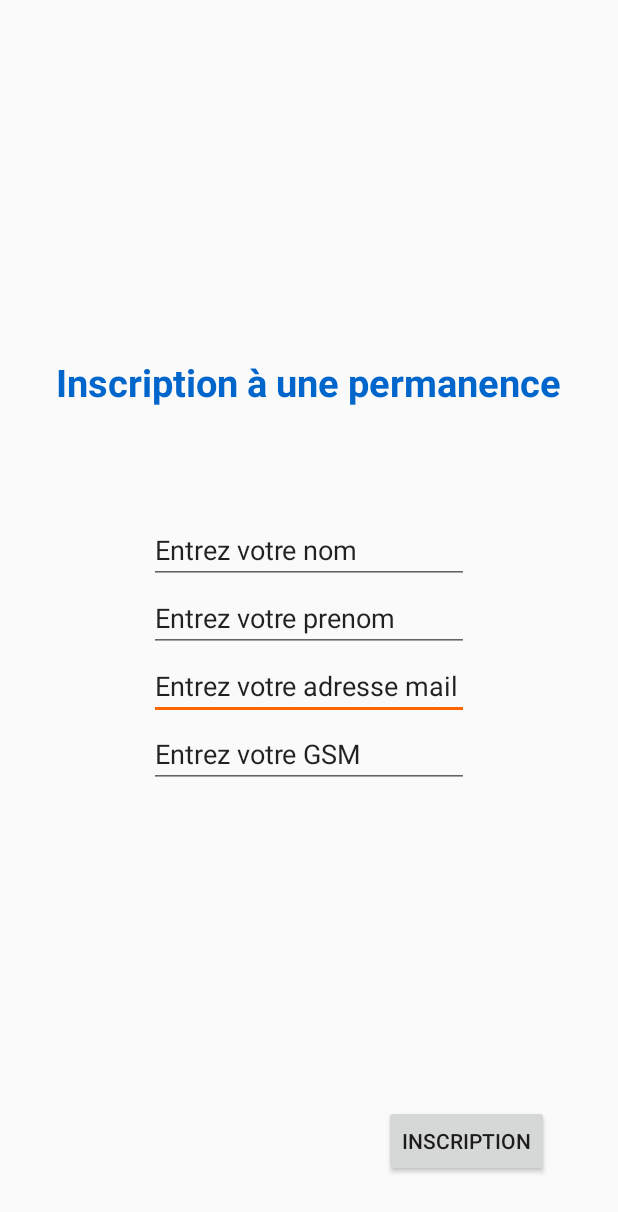
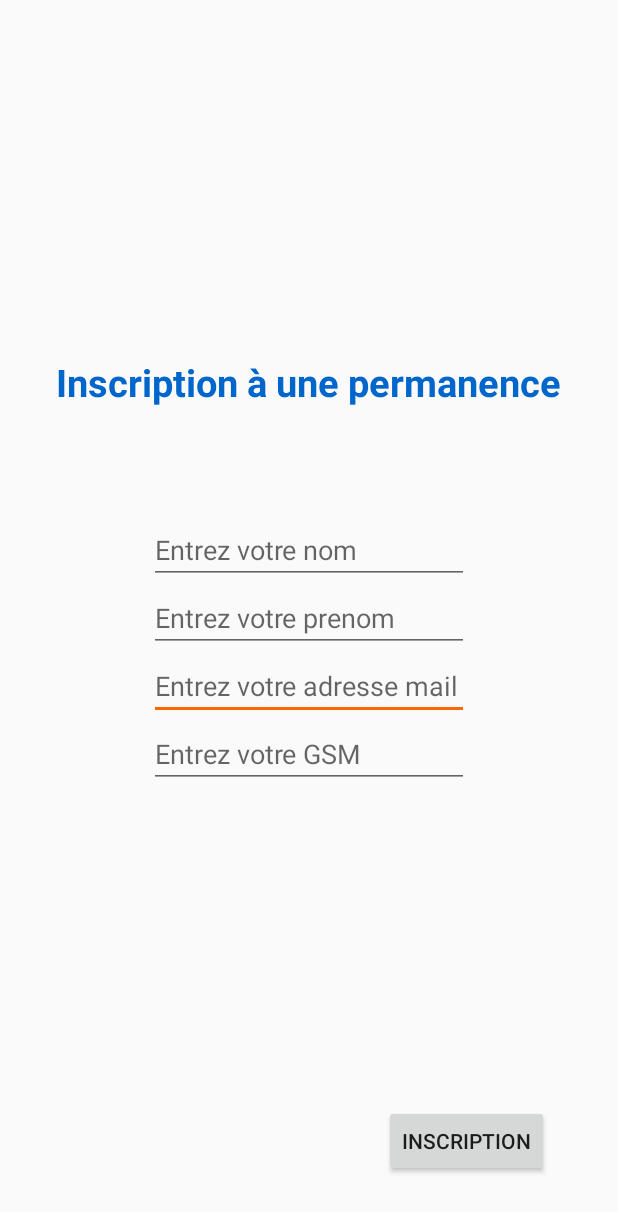
Before and after one commit to CorentinFrantz/ApplicationEKot, an Android app: the RendezVous screen opened directly, with no data from a screen before it, on a phone screen of 412 x 824 dp. Shown: the top 1212 px of the screen. Run offline under Robolectric (Android 15) with nearby library versions, the light colour scheme and no system bars.

Commit message:
changement2

```diff
--- a/app/src/main/AndroidManifest.xml
+++ b/app/src/main/AndroidManifest.xml
@@ -30,6 +30,8 @@
             android:label="@string/titre_RendezVous">
         </activity>
 
+        <uses-permission android:name="android.permission.CALL_PHONE"/>
+
     </application>
 
 </manifest>
--- a/app/src/main/java/com/henallux/applicationekot/RendezVous.java
+++ b/app/src/main/java/com/henallux/applicationekot/RendezVous.java
@@ -1,13 +1,18 @@
 package com.henallux.applicationekot;
 
+import android.content.Intent;
+import android.net.Uri;
 import android.os.Bundle;
 import android.support.v7.app.AppCompatActivity;
+import android.view.View;
+import android.widget.ImageView;
 
 
 /**
  * Created by etu22360 on 20/11/2015.
  */
 public class RendezVous extends AppCompatActivity {
+
 
     @Override
     protected void onCreate(Bundle savedInstanceState) {
--- a/app/src/main/res/layout/rendezvous.xml
+++ b/app/src/main/res/layout/rendezvous.xml
@@ -7,52 +7,52 @@
         android:layout_width="wrap_content"
         android:layout_height="wrap_content"
         android:inputType="textEmailAddress"
-        android:text="@string/adresseMail"
         android:ems="10"
         android:id="@+id/adresseMail"
         android:layout_below="@+id/prenomRendezVous"
-        android:layout_alignStart="@+id/prenomRendezVous" />
+        android:layout_alignStart="@+id/prenomRendezVous"
+        android:hint="@string/adresseMail" />
 
     <EditText
         android:layout_width="wrap_content"
         android:layout_height="wrap_content"
         android:inputType="phone"
-        android:text="@string/numTel"
         android:ems="10"
         android:id="@+id/numTel"
         android:layout_below="@+id/adresseMail"
-        android:layout_centerHorizontal="true" />
+        android:layout_centerHorizontal="true"
+        android:hint="@string/numTel" />
 
     <EditText
         android:layout_width="wrap_content"
         android:layout_height="wrap_content"
         android:inputType="textPersonName"
-        android:text="@string/prenomRendezVous"
         android:ems="10"
         android:id="@+id/prenomRendezVous"
         android:layout_centerVertical="true"
-        android:layout_alignStart="@+id/nomRendezVous" />
+        android:layout_alignStart="@+id/nomRendezVous"
+        android:hint="@string/prenomRendezVous" />
 
     <EditText
         android:layout_width="wrap_content"
         android:layout_height="wrap_content"
         android:inputType="textPersonName"
-        android:text="@string/nomRendezVous"
         android:ems="10"
         android:id="@+id/nomRendezVous"
         android:layout_above="@+id/prenomRendezVous"
-        android:layout_alignStart="@+id/numTel" />
+        android:layout_alignStart="@+id/numTel"
+        android:hint="@string/nomRendezVous" />
 
     <Button
         style="?android:attr/buttonStyleSmall"
         android:layout_width="wrap_content"
-        android:layout_height="wrap_content"
         android:text="@string/buttonRdv"
         android:id="@+id/buttonRdv"
         android:layout_alignParentBottom="true"
         android:layout_alignParentEnd="true"
         android:layout_marginEnd="46dp"
-        android:layout_marginBottom="39dp" />
+        android:layout_marginBottom="39dp"
+        android:layout_height="wrap_content" />
 
     <TextView
         android:layout_width="wrap_content"
```
Also changed, not shown: app/src/main/java/com/henallux/applicationekot/AccueilFragment.java (+4 -4 lines), app/src/main/java/com/henallux/applicationekot/ContactFragment.java (+41 -10 lines).
